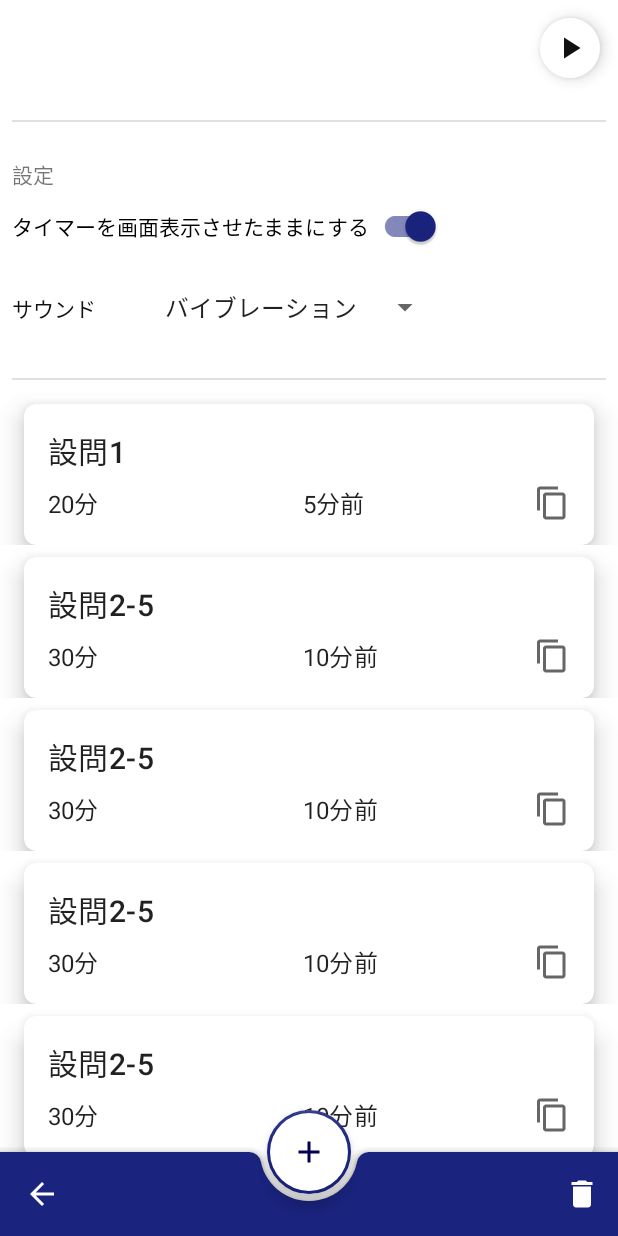
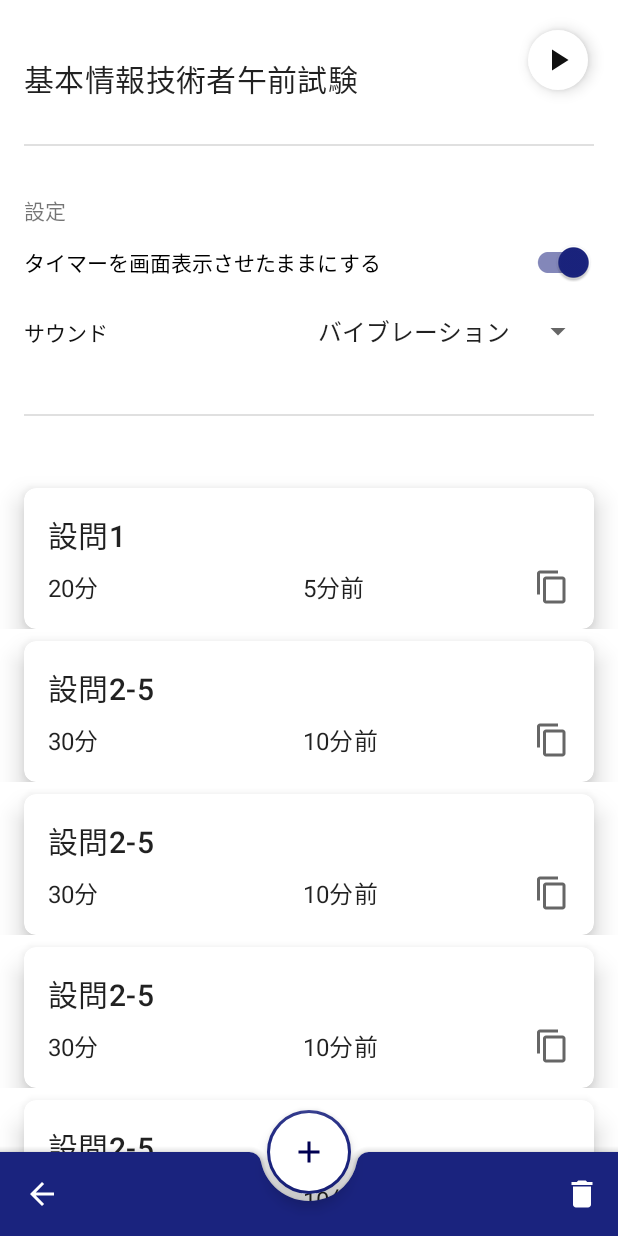
Before and after one commit to sakatani1103/TimerApp, an Android app: the PresetTimerListFragment screen opened through its navigation route, on a phone screen of 412 x 824 dp. Run offline under Robolectric (Android 15) with nearby library versions, the phone set to English and light mode, and no system bars; our stand-ins replace data binding; 1 statement that could not run was skipped.

Commit message:
レイアウトを修正

```diff
--- a/app/src/main/java/com/example/timerapp/adapter/TimerListAdapter.kt
+++ b/app/src/main/java/com/example/timerapp/adapter/TimerListAdapter.kt
@@ -65,7 +65,9 @@ class TimerListAdapter :
                 expandableLayout.collapse(false)
             }
             binding.expandArrow.isSelected = !timer.isExpanded.not()
-
+            binding.topTopic.setOnClickListener(
+                Navigation.createNavigateOnClickListener(R.id.action_timerListFragment_to_presetTimerListFragment)
+            )
             binding.executePendingBindings()
         }
 
--- a/app/src/main/res/layout/simple_list_item.xml
+++ b/app/src/main/res/layout/simple_list_item.xml
@@ -52,6 +52,7 @@
                     android:padding="@dimen/card_padding">
 
                     <TextView
+                        android:id="@+id/timer_name"
                         android:layout_width="wrap_content"
                         android:layout_height="wrap_content"
                         android:text="@{timer.name}"
--- a/app/src/main/res/layout/top_list_item.xml
+++ b/app/src/main/res/layout/top_list_item.xml
@@ -9,7 +9,8 @@
 
     <androidx.constraintlayout.widget.ConstraintLayout
         android:layout_width="match_parent"
-        android:layout_height="wrap_content">
+        android:layout_height="wrap_content"
+        android:padding="@dimen/standard_margin">
 
         <TextView
             android:id="@+id/timer_name"
@@ -20,6 +21,7 @@
             app:layout_constraintBottom_toTopOf="@+id/divider1"
             app:layout_constraintStart_toStartOf="parent"
             app:layout_constraintTop_toTopOf="parent"
+            android:text="基本情報技術者午前試験"
             tools:text="基本情報技術者午前試験" />
 
         <View
@@ -61,10 +63,10 @@
 
         <com.google.android.material.switchmaterial.SwitchMaterial
             android:id="@+id/setting_display_title"
-            android:layout_width="wrap_content"
+            android:layout_width="match_parent"
             android:layout_height="wrap_content"
             android:layout_marginStart="@dimen/standard_margin"
-            android:layout_marginBottom="8dp"
+            android:layout_marginEnd="@dimen/standard_margin"
             android:checked="true"
             android:text="@string/timer_setting"
             app:layout_constraintBottom_toTopOf="@+id/setting_sound_title"
@@ -96,7 +98,10 @@
             android:id="@+id/divider2"
             android:layout_width="match_parent"
             android:layout_height="1dp"
-            android:layout_margin="@dimen/standard_margin"
+            android:layout_marginStart="@dimen/standard_margin"
+            android:layout_marginEnd="@dimen/standard_margin"
+            android:layout_marginTop="@dimen/setting_margin"
+            android:layout_marginBottom="@dimen/setting_margin"
             android:background="?android:attr/listDivider"
             app:layout_constraintBottom_toBottomOf="parent"
             app:layout_constraintEnd_toEndOf="parent"
--- a/app/src/main/res/values/dimens.xml
+++ b/app/src/main/res/values/dimens.xml
@@ -3,6 +3,6 @@
     <dimen name="standard_margin">8dp</dimen>
     <dimen name="card_padding">16dp</dimen>
     <dimen name="card_margin">16dp</dimen>
-    <dimen name="setting_margin">24dp</dimen>
+    <dimen name="setting_margin">32dp</dimen>
     <dimen name="icon_padding">5dp</dimen>
 </resources>
```
